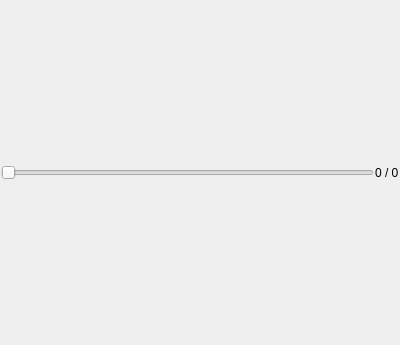
The window that src/display/display_manager.ui (NikEfth/SAvVy) describes before a commit, drawn with Qt 5.
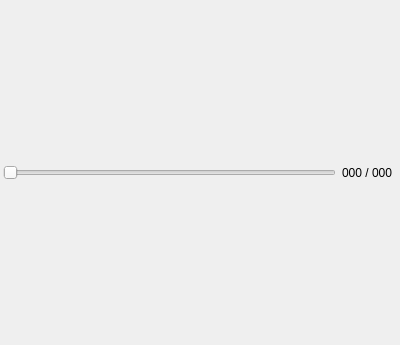
The same window after the commit.

```diff
--- a/src/display/display_manager.ui
+++ b/src/display/display_manager.ui
@@ -13,25 +13,20 @@
   <property name="windowTitle">
    <string>Form</string>
   </property>
-  <layout class="QVBoxLayout" name="verticalLayout_2">
-   <property name="spacing">
-    <number>1</number>
-   </property>
+  <layout class="QGridLayout" name="gridLayout">
    <property name="leftMargin">
-    <number>1</number>
+    <number>3</number>
    </property>
    <property name="topMargin">
-    <number>1</number>
+    <number>3</number>
    </property>
    <property name="rightMargin">
-    <number>1</number>
+    <number>3</number>
    </property>
    <property name="bottomMargin">
-    <number>1</number>
+    <number>3</number>
    </property>
-   <item>
-    <layout class="QVBoxLayout" name="verticalLayout">
-     <item>
+   <item row="0" column="0">
       <layout class="QHBoxLayout" name="horizontalLayout">
        <item>
         <widget class="QSlider" name="sld_plane">
@@ -42,12 +37,28 @@
        </item>
        <item>
         <widget class="QLabel" name="lbl_plane">
+       <property name="sizePolicy">
+        <sizepolicy hsizetype="Fixed" vsizetype="Preferred">
+         <horstretch>55</horstretch>
+         <verstretch>0</verstretch>
+        </sizepolicy>
+       </property>
+       <property name="minimumSize">
+        <size>
+         <width>55</width>
+         <height>0</height>
+        </size>
+       </property>
+       <property name="maximumSize">
+        <size>
+         <width>55</width>
+         <height>16777215</height>
+        </size>
+       </property>
          <property name="text">
-          <string>0 / 0</string>
-         </property>
-        </widget>
-       </item>
-      </layout>
+        <string>000 / 000</string>
+       </property>
+      </widget>
      </item>
     </layout>
    </item>
```
Lines whose indentation alone changed are shown as unchanged.
